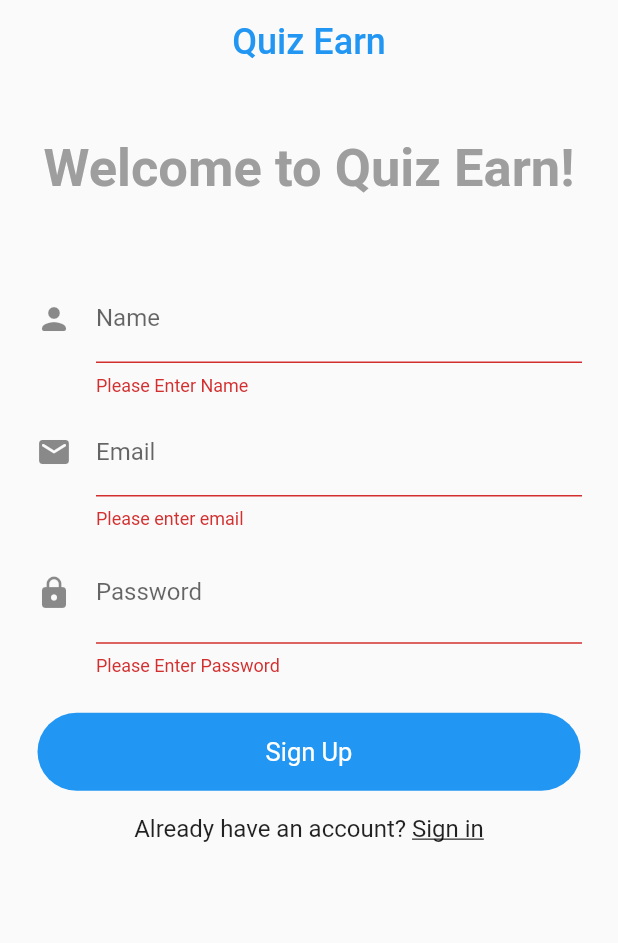
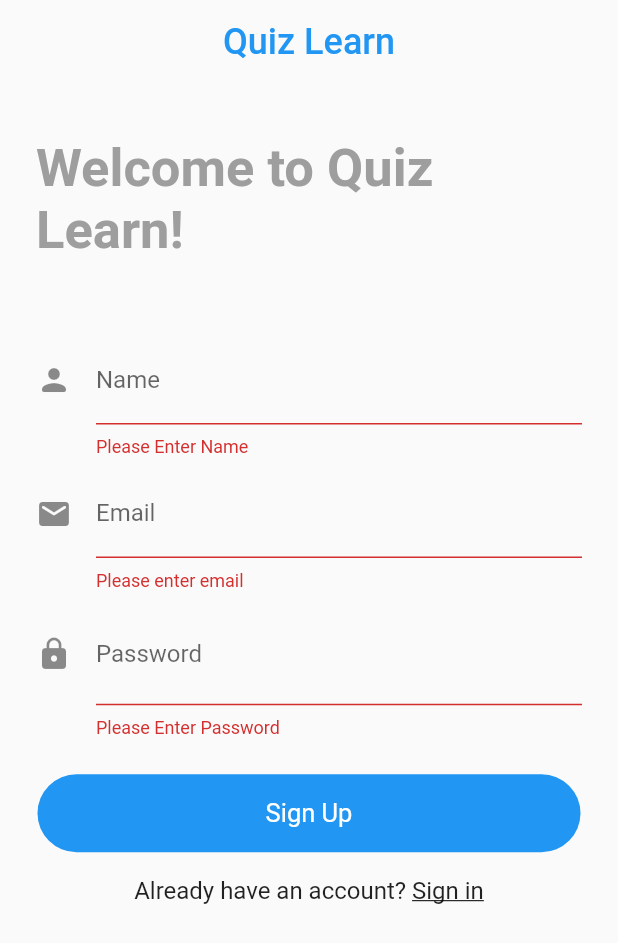
Before and after one commit to mohitj2401/Quiz_app, a Flutter app: the SignUp screen opened directly, on a phone screen of 412 x 824 dp. Shown: the top 943 px of the screen. Run offline on Flutter 3.47's test engine with Material 2 defaults, Android fonts, the light colour scheme and no system bars; drawn by our look-alikes of animated_text_kit; our stand-ins replace dio, flutter_countdown_timer, permission_handler, shared_preferences; missing offline and left inert: flutter_downloader, ndialog; accounts and stored records are empty.

Commit message:
fix build error

```diff
--- a/lib/views/signin.dart
+++ b/lib/views/signin.dart
@@ -93,7 +93,7 @@ class _SignInState extends State<SignIn> {
       appBar: AppBar(
         title: Center(
             child: Text(
-          "Quiz Earn",
+          "Quiz Learn",
           style: TextStyle(color: Colors.blue, fontSize: 24),
         )),
         iconTheme: IconThemeData(color: Colors.black),
--- a/lib/views/signup.dart
+++ b/lib/views/signup.dart
@@ -92,7 +92,7 @@ class _SignUpState extends State<SignUp> {
       appBar: AppBar(
         title: Center(
             child: Text(
-          "Quiz Earn",
+          "Quiz Learn",
           style: TextStyle(color: Colors.blue, fontSize: 24),
         )),
         iconTheme: IconThemeData(color: Colors.black),
@@ -119,7 +119,7 @@ class _SignUpState extends State<SignUp> {
                         AnimatedTextKit(
                           animatedTexts: [
                             TypewriterAnimatedText(
-                              'Welcome to Quiz Earn!',
+                              'Welcome to Quiz Learn!',
                               textStyle: TextStyle(
                                 fontSize: 35,
                                 fontWeight: FontWeight.bold,
```
